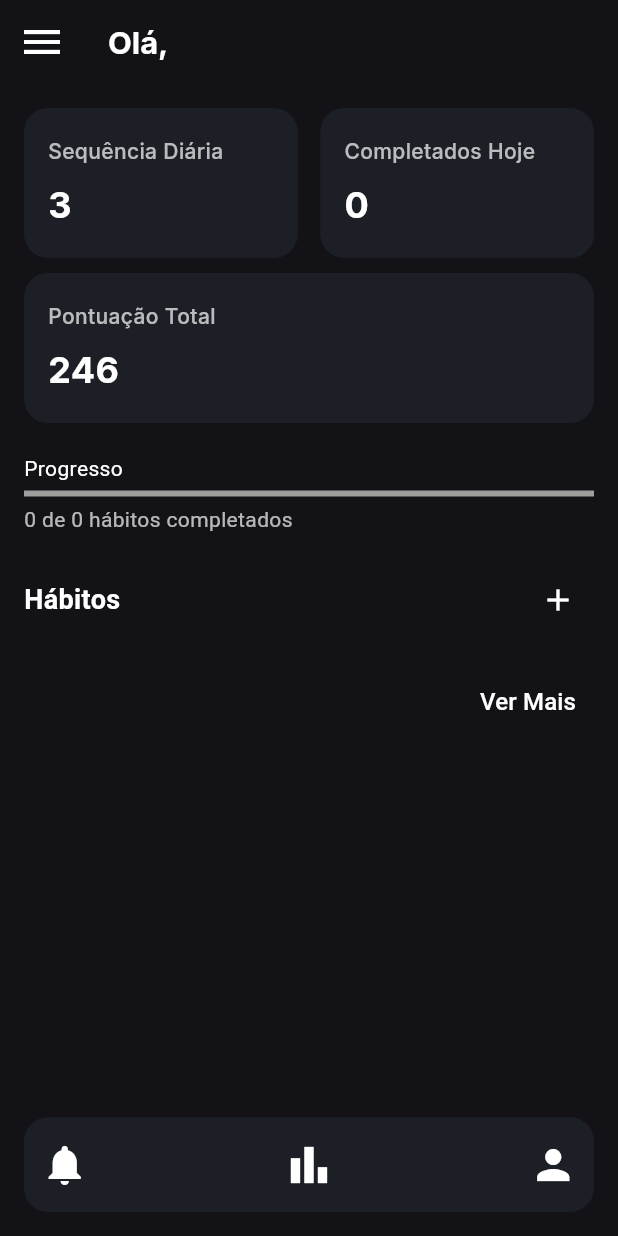
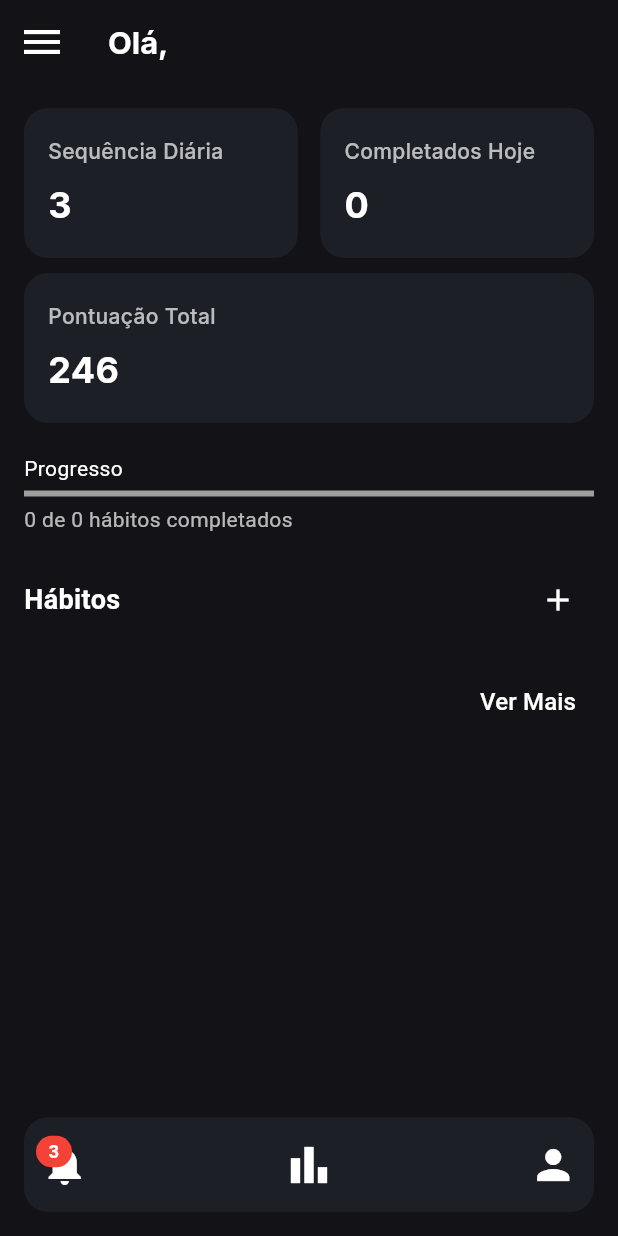
Before and after one commit to Josmateussilva0110/EVOLVERE_PDSI, a Flutter app: the HomeScreen screen opened by its route, on a phone screen of 412 x 824 dp. Run offline on Flutter 3.47's test engine with Material 3 defaults, Android fonts, the phone set to English and light mode, and no system bars; our stand-ins replace fl_chart, flutter_dotenv, google_fonts, image_picker, pin_code_fields, shared_preferences; accounts and stored records are empty.

Commit message:
feat: Badge adicionado com numero fixo

```diff
--- a/frontend/lib/features/home/home_screen.dart
+++ b/frontend/lib/features/home/home_screen.dart
@@ -276,6 +276,8 @@ class _HomeScreenState extends State<HomeScreen> {
                     mainAxisAlignment: MainAxisAlignment.spaceBetween,
                     children: [
                       // Notificações à esquerda
+                      Stack(
+                        children: [
                           _FancyIconButton(
                             icon: Icons.notifications,
                             color: Colors.white,
@@ -284,6 +286,38 @@ class _HomeScreenState extends State<HomeScreen> {
                             onTap: () {
                               Navigator.pushNamed(context, '/notificacoes');
                             },
+                          ),
+                          IgnorePointer(
+                            ignoring: true,
+                            child: Positioned(
+                              right: 2,
+                              top: 2,
+                              child: Container(
+                                padding: const EdgeInsets.symmetric(
+                                  horizontal: 6,
+                                  vertical: 2,
+                                ),
+                                decoration: BoxDecoration(
+                                  color: Colors.red,
+                                  borderRadius: BorderRadius.circular(12),
+                                ),
+                                constraints: const BoxConstraints(
+                                  minWidth: 24,
+                                  minHeight: 16,
+                                ),
+                                child: const Text(
+                                  '3',
+                                  style: TextStyle(
+                                    color: Colors.white,
+                                    fontSize: 12,
+                                    fontWeight: FontWeight.bold,
+                                  ),
+                                  textAlign: TextAlign.center,
+                                ),
+                              ),
+                            ),
+                          ),
+                        ],
                       ),
                       // Relatórios centralizado
                       Expanded(
--- a/frontend/lib/features/home/services/notification_service.dart
+++ b/frontend/lib/features/home/services/notification_service.dart
@@ -46,7 +46,9 @@ class NotificationService {
                 'user_id': notification['user_id'],
                 'created_at': notification['created_at'],
                 'updated_at': notification['updated_at'],
-                'status': notification['status'] == 1 || notification['status'] == true,
+                'status':
+                    notification['status'] == 1 ||
+                    notification['status'] == true,
                 ...data,
               };
 
```
Lines whose indentation alone changed are shown as unchanged.
